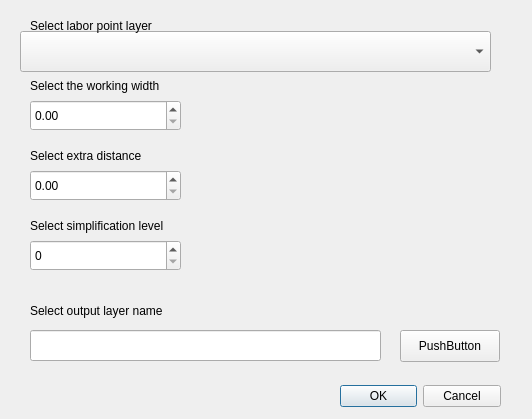
The window that PointLayerToLaborPolygon_dialog_base.ui (Joaquin-Urruti/labor-area-qgis-plugin) describes before a commit, drawn with Qt 5.
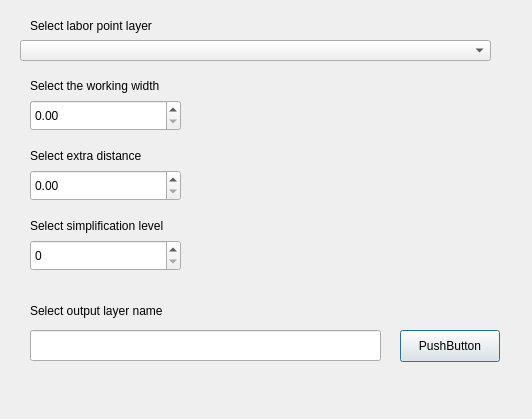
The same window after the commit.

```diff
--- a/PointLayerToLaborPolygon_dialog_base.ui
+++ b/PointLayerToLaborPolygon_dialog_base.ui
@@ -22,20 +22,17 @@
      <height>32</height>
     </rect>
    </property>
-   <property name="orientation">
-    <enum>Qt::Orientation::Horizontal</enum>
-   </property>
    <property name="standardButtons">
-    <set>QDialogButtonBox::StandardButton::Cancel|QDialogButtonBox::StandardButton::Ok</set>
+    <set>QDialogButtonBox::NoButton</set>
    </property>
   </widget>
   <widget class="QComboBox" name="input_layer">
    <property name="geometry">
     <rect>
      <x>20</x>
-     <y>31</y>
+     <y>40</y>
      <width>471</width>
-     <height>41</height>
+     <height>21</height>
     </rect>
    </property>
   </widget>
```
